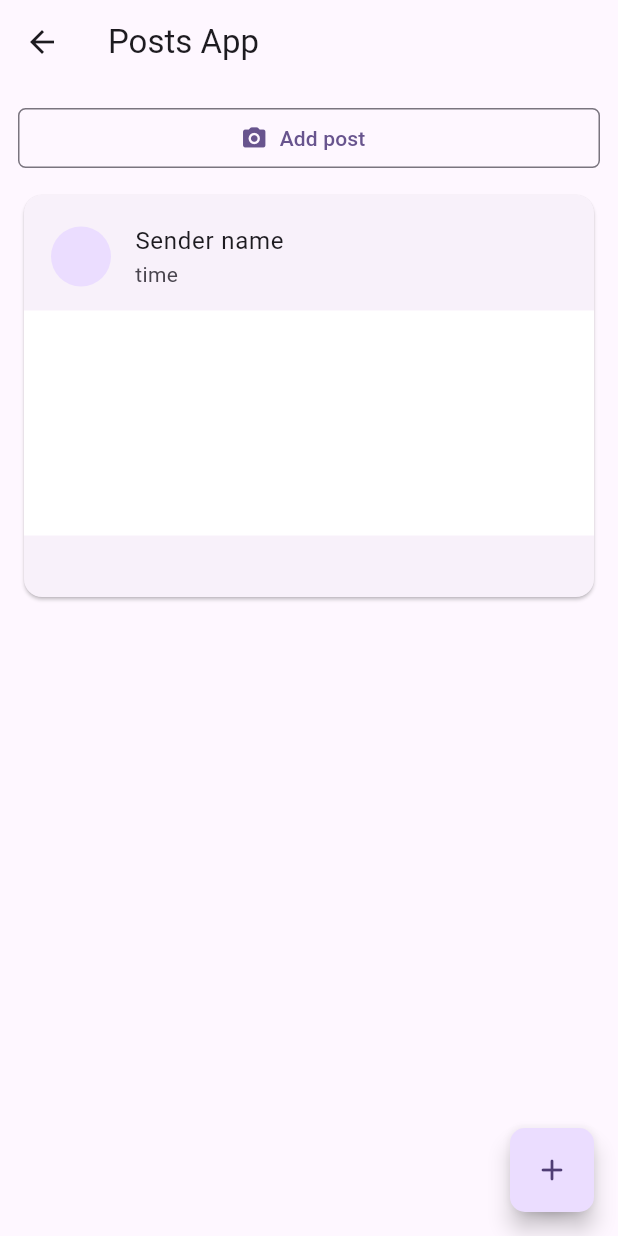
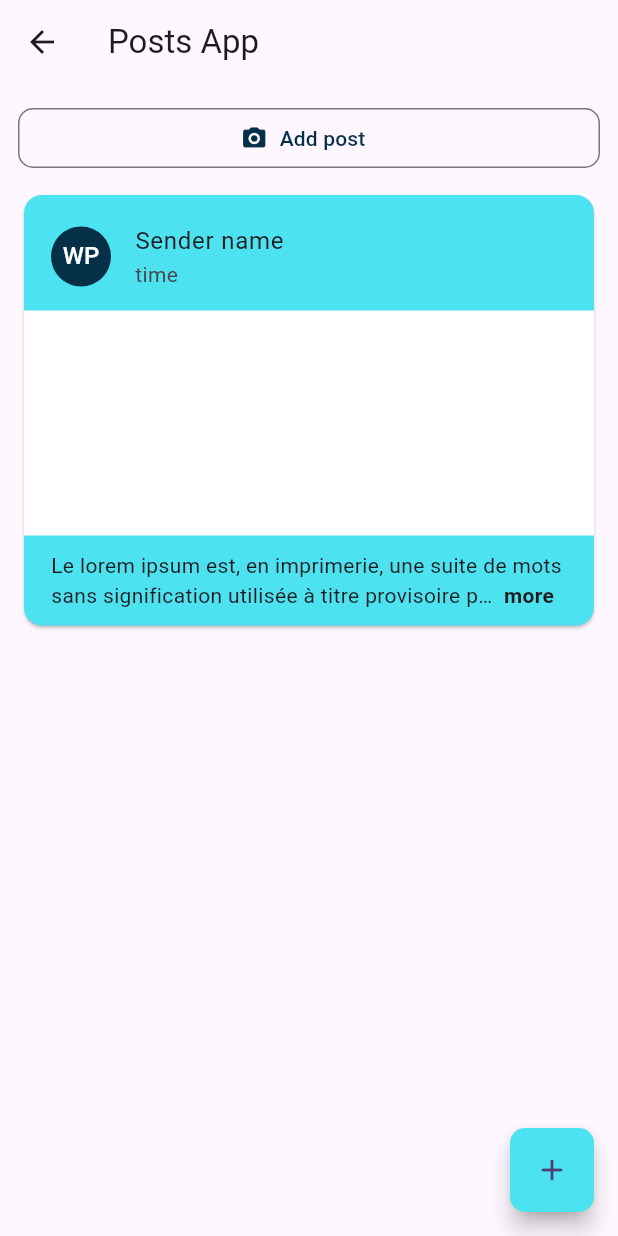
Before and after one commit to maniangdoz/exo_post, a Flutter app: the PostScreen screen opened directly, after a tap on "Add post", on a phone screen of 412 x 824 dp. Run offline on Flutter 3.47's test engine with Material 2 defaults, Android fonts, the light colour scheme and no system bars; drawn by our look-alikes of readmore; our stand-ins replace bloc, equatable, flutter_animate, flutter_bloc, get_it, go_router and 2 more; accounts and stored records are empty.

Commit message:
travail sur le dark mode

```diff
--- a/lib/common/router.dart
+++ b/lib/common/router.dart
@@ -1,6 +1,5 @@
 import 'dart:async';
 
-import 'package:exo_post/features/auth/presentation/pages/auth_screen.dart';
 import 'package:exo_post/features/detail_post/presentation/pages/detail_post_screen.dart';
 import 'package:exo_post/features/error/presentation/pages/error_screen.dart';
 import 'package:exo_post/features/post/presentation/pages/post_screen.dart';
@@ -18,7 +17,6 @@ class ScreenPaths {
   static String postPage = '/post';
   static String detailPostPage = 'post-detail/:id';
   static String authPage = '/login';
-  static String authPage_register = 'register';
   static String registerPage = '/register';
   static String profilPage = '/me';
   static String userPostPage = 'post-user/:id';
@@ -27,7 +25,7 @@ class ScreenPaths {
 final _rootNavigatorKey = GlobalKey<NavigatorState>();
 
 final appRouter = GoRouter(
-  initialLocation: ScreenPaths.authPage,
+  initialLocation: ScreenPaths.postPage,
   navigatorKey: _rootNavigatorKey,
   errorBuilder: (context, state) => const ErrorScreen(),
   redirect: _redirect,
@@ -50,16 +48,6 @@ final appRouter = GoRouter(
           ),
         ]),
     GoRoute(
-      path: ScreenPaths.authPage,
-      builder: (context, state) => const AuthScreen(),
-      routes: [
-        GoRoute(
-          path: ScreenPaths.authPage_register,
-          builder: (context, state) => const RegisterScreen(),
-        )
-      ],
-    ),
-    GoRoute(
       path: ScreenPaths.registerPage,
       builder: (context, state) => const RegisterScreen(),
     ),
--- a/lib/common/styles/colors.dart
+++ b/lib/common/styles/colors.dart
@@ -9,7 +9,7 @@ class AppColors {
   static const Color accentColor = Color(0XFF4DE2EF);
   static Color scaffoldBackgroundColorLight = Colors.grey.shade100;
   static const Color scaffoldBackgroundColorDark = Color(0xFF181818);
-  static const Color appBarBackgroundColorLight = primaryColor;
+  static const Color appBarBackgroundColorLight = accentColor;
   static const Color appBarBackgroundColorDark = scaffoldBackgroundColorDark;
   static const Color appBarForegroundColor = onPrimaryColor;
 }
--- a/lib/common/utils/app_utils.dart
+++ b/lib/common/utils/app_utils.dart
@@ -78,4 +78,18 @@ class AppUtils {
 
   static double getBiglDiameter(BuildContext context) =>
       MediaQuery.of(context).size.width * 7 / 8;
+
+  static String generateAcronym(String fullName) {
+    var nameParts = fullName.split(' ');
+    var acronym = '';
+    for (var part in nameParts) {
+      if (part.isNotEmpty) {
+        acronym += part[0];
+      }
+      if (acronym.length >= 2) {
+        break;
+      }
+    }
+    return acronym.toUpperCase();
+  }
 }
--- a/lib/features/auth/presentation/pages/auth_screen.dart
+++ b/lib/features/auth/presentation/pages/auth_screen.dart
@@ -108,6 +108,6 @@ class _AuthScreenState extends State<AuthScreen> {
   }
 
   void _goToRegisterPage() {
-    context.go('${ScreenPaths.authPage}/${ScreenPaths.authPage_register}');
+    context.go('${ScreenPaths.authPage}/${ScreenPaths.registerPage}');
   }
 }
--- a/lib/features/post/presentation/widgets/post_button.dart
+++ b/lib/features/post/presentation/widgets/post_button.dart
@@ -1,3 +1,5 @@
+import 'package:exo_post/common/styles/colors.dart';
+import 'package:exo_post/common/utils/app_utils.dart';
 import 'package:flutter/material.dart';
 
 class PostButton extends StatelessWidget {
@@ -9,10 +11,20 @@ class PostButton extends StatelessWidget {
   Widget build(BuildContext context) {
     return OutlinedButton.icon(
       onPressed: () {},
-      icon: const Icon(Icons.camera_alt_rounded),
-      label: const Text('Add post'),
+      icon: Icon(Icons.camera_alt_rounded,
+          color: AppUtils.isDarkMode(context)
+              ? AppColors.accentColor
+              : AppColors.primaryColor),
+      label: Text(
+        'Add post',
+        style: TextStyle(
+          color: AppUtils.isDarkMode(context)
+              ? AppColors.accentColor
+              : AppColors.primaryColor,
+        ),
+      ),
       style: OutlinedButton.styleFrom(
-        shape: RoundedRectangleBorder(borderRadius: BorderRadius.circular(5)),
+        shape: RoundedRectangleBorder(borderRadius: BorderRadius.circular(10)),
       ),
     );
   }
--- a/lib/features/post/presentation/widgets/post_card.dart
+++ b/lib/features/post/presentation/widgets/post_card.dart
@@ -1,4 +1,4 @@
-
+import 'package:exo_post/common/utils/app_utils.dart';
 import 'package:flutter/material.dart';
 import 'package:readmore/readmore.dart';
 
@@ -12,16 +12,29 @@ class PostCard extends StatelessWidget {
   @override
   Widget build(BuildContext context) {
     return Card(
+      color: AppUtils.isDarkMode(context)
+          ? AppColors.primaryColor
+          : AppColors.accentColor,
       child: SizedBox(
         child: Column(
           crossAxisAlignment: CrossAxisAlignment.start,
           children: [
-            const ListTile(
+            ListTile(
               contentPadding:
-                  EdgeInsets.only(left: 18, right: 18, top: 5),
-              title: Text('Sender name'),
-              subtitle: Text('time'),
-              leading: CircleAvatar(),
+                  const EdgeInsets.only(left: 18, right: 18, top: 5),
+              title: const Text('Sender name'),
+              subtitle: const Text('time'),
+              leading: CircleAvatar(
+                backgroundColor: AppUtils.isDarkMode(context)
+                    ? AppColors.accentColor
+                    : AppColors.primaryColor,
+                child: Text(
+                  AppUtils.generateAcronym("Winnie Parton"),
+                  style: const TextStyle(
+                    color: Colors.white,
+                  ),
+                ),
+              ),
             ),
             Container(
               width: double.infinity,
@@ -31,12 +44,12 @@ class PostCard extends StatelessWidget {
               ),
             ),
             const Padding(
-              padding: EdgeInsets.only(
-                  left: 18, right: 18, top: 10, bottom: 10),
+              padding:
+                  EdgeInsets.only(left: 18, right: 18, top: 10, bottom: 10),
               child: ReadMoreText(
-                '',
+                "Le lorem ipsum est, en imprimerie, une suite de mots sans signification utilisée à titre provisoire pour calibrer une mise en page,",
                 trimLines: 2,
-                colorClickableText: AppColors.primaryColor,
+                colorClickableText: AppColors.accentColor,
                 trimMode: TrimMode.Line,
                 trimCollapsedText: ' more',
                 trimExpandedText: ' less',
--- a/lib/features/shared/presentation/widgets/action_button.dart
+++ b/lib/features/shared/presentation/widgets/action_button.dart
@@ -1,3 +1,5 @@
+import 'package:exo_post/common/styles/colors.dart';
+import 'package:exo_post/common/utils/app_utils.dart';
 import 'package:flutter/material.dart';
 
 @immutable
@@ -13,16 +15,19 @@ class ActionButton extends StatelessWidget {
 
   @override
   Widget build(BuildContext context) {
-    final theme = Theme.of(context);
     return Material(
       shape: const CircleBorder(),
       clipBehavior: Clip.antiAlias,
-      color: theme.colorScheme.secondary,
+      color: AppUtils.isDarkMode(context)
+          ? AppColors.primaryColor
+          : AppColors.accentColor,
       elevation: 4,
       child: IconButton(
         onPressed: onPressed,
         icon: icon,
-        color: theme.colorScheme.onSecondary,
+        color: AppUtils.isDarkMode(context)
+            ? AppColors.accentColor
+            : AppColors.primaryColor,
       ),
     );
   }
--- a/lib/features/shared/presentation/widgets/expandable_fa.dart
+++ b/lib/features/shared/presentation/widgets/expandable_fa.dart
@@ -1,3 +1,5 @@
+import 'package:exo_post/common/styles/colors.dart';
+import 'package:exo_post/common/utils/app_utils.dart';
 import 'package:flutter/material.dart';
 import 'dart:math' as math;
 
@@ -87,7 +89,9 @@ class _ExpandableFabState extends State<ExpandableFab>
               padding: const EdgeInsets.all(8),
               child: Icon(
                 Icons.close,
-                color: Theme.of(context).primaryColor,
+                color: AppUtils.isDarkMode(context)
+                    ? AppColors.accentColor
+                    : AppColors.primaryColor,
               ),
             ),
           ),
@@ -117,6 +121,9 @@ class _ExpandableFabState extends State<ExpandableFab>
             shape: RoundedRectangleBorder(
               borderRadius: BorderRadius.circular(10),
             ),
+            backgroundColor: AppUtils.isDarkMode(context)
+                ? AppColors.primaryColor
+                : AppColors.accentColor,
             child: const Icon(Icons.add_rounded),
           ),
         ),
```
